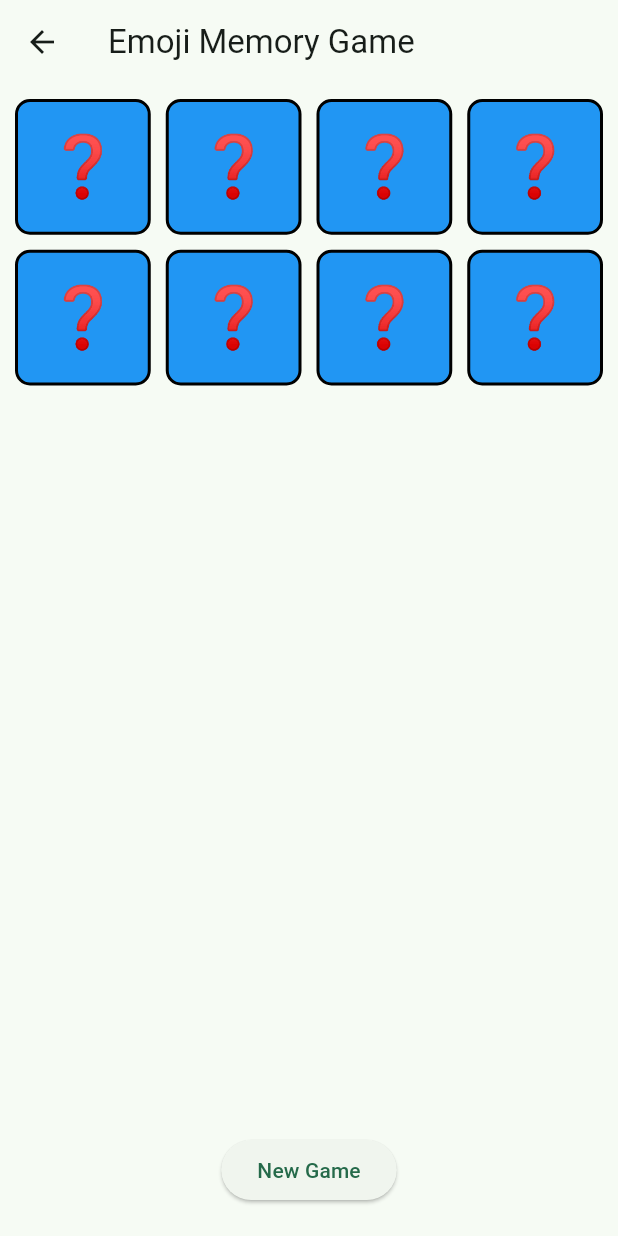
After one commit to leventarican/cookbook-flutter, a Flutter app: the screen it shows after launch, after a tap on "Memory Game", on a phone screen of 412 x 824 dp. The commit adds this screen. Run offline on Flutter 3.47's test engine with Material 3 defaults, Android fonts, the phone set to English and light mode, and no system bars; our stand-ins replace font_awesome_flutter.

Commit message:
feature memory game

```diff
--- a/refresh2025/lib/main.dart
+++ b/refresh2025/lib/main.dart
@@ -3,6 +3,7 @@ import 'package:flutter/material.dart';
 import 'weather_page.dart';
 import 'first_grade_math_page.dart';
 import 'game_page.dart';
+import 'memory_game_page.dart';
 import 'programminglang_page.dart';
 
 void main() {
@@ -70,6 +71,26 @@ class MainScreen extends StatelessWidget {
                 Navigator.push(
                   context,
                   MaterialPageRoute(
+                    builder: (context) => const MemoryGamePage(),
+                  ),
+                );
+              },
+              child: const Text(
+                'Memory Game',
+                style: TextStyle(fontWeight: FontWeight.bold),
+              ),
+            ),
+            ElevatedButton(
+              style: ElevatedButton.styleFrom(
+                minimumSize: Size(
+                  MediaQuery.of(context).size.width * 0.8,
+                  100,
+                ), // Double the size
+              ),
+              onPressed: () {
+                Navigator.push(
+                  context,
+                  MaterialPageRoute(
                     builder: (context) => const FirstGradeMathPage(),
                   ),
                 );
--- /dev/null
+++ b/refresh2025/lib/memory_game_page.dart
@@ -0,0 +1,158 @@
+import 'dart:math';
+import 'package:flutter/material.dart';
+
+class MemoryGamePage extends StatefulWidget {
+  const MemoryGamePage({super.key});
+
+  @override
+  MemoryGamePageState createState() => MemoryGamePageState();
+}
+
+class MemoryGamePageState extends State<MemoryGamePage> {
+  List<String> emojis = [
+    '🐶',
+    '🐱',
+    '🐭',
+    '🐹',
+    '🐰',
+    '🦊',
+    '🐻',
+    '🐼',
+    '🐨',
+    '🐯',
+    '🦁',
+    '🐮',
+    '🐷',
+    '🐸',
+    '🐵',
+    '🐔',
+  ];
+  List<String> gameEmojis = [];
+  List<bool> isFaceUp = [];
+  List<int> flippedCards = [];
+  int cardsCount = 4;
+  bool gameWon = false;
+
+  @override
+  void initState() {
+    super.initState();
+    _startGame();
+  }
+
+  void _startGame() {
+    setState(() {
+      gameWon = false;
+      isFaceUp.clear();
+      flippedCards.clear();
+      cardsCount = [4, 8, 16][Random().nextInt(3)];
+      gameEmojis = _generateGameEmojis(cardsCount);
+      isFaceUp = List.generate(cardsCount, (_) => false);
+    });
+  }
+
+  List<String> _generateGameEmojis(int count) {
+    List<String> selectedEmojis = [];
+    List<String> shuffledEmojis = List.from(emojis)..shuffle();
+    for (int i = 0; i < count / 2; i++) {
+      selectedEmojis.addAll([shuffledEmojis[i], shuffledEmojis[i]]);
+    }
+    selectedEmojis.shuffle();
+    return selectedEmojis;
+  }
+
+  void _flipCard(int index) {
+    if (flippedCards.length < 2 && !isFaceUp[index] && !gameWon) {
+      setState(() {
+        isFaceUp[index] = true;
+        flippedCards.add(index);
+        if (flippedCards.length == 2) {
+          _checkMatch();
+        }
+      });
+    }
+  }
+
+  void _checkMatch() {
+    Future.delayed(const Duration(milliseconds: 500), () {
+      setState(() {
+        int card1Index = flippedCards[0];
+        int card2Index = flippedCards[1];
+        if (gameEmojis[card1Index] == gameEmojis[card2Index]) {
+          // Match found
+          isFaceUp[card1Index] = true;
+          isFaceUp[card2Index] = true;
+          bool allMatched = isFaceUp.every((element) => element);
+          if (allMatched) {
+            gameWon = true;
+          }
+        } else {
+          // No match
+          isFaceUp[card1Index] = false;
+          isFaceUp[card2Index] = false;
+        }
+        flippedCards.clear();
+      });
+    });
+  }
+
+  int _getCrossAxisCount(int count) {
+    if (count == 4) return 2;
+    if (count == 8) return 4;
+    if (count == 16) return 4;
+    return 2;
+  }
+
+  @override
+  Widget build(BuildContext context) {
+    return Scaffold(
+      appBar: AppBar(title: const Text('Emoji Memory Game')),
+      body: Center(
+        child: Column(
+          mainAxisAlignment: MainAxisAlignment.center,
+          children: [
+            if (gameWon)
+              const Text(
+                'You Won!',
+                style: TextStyle(fontSize: 24, fontWeight: FontWeight.bold),
+              ),
+            Expanded(
+              child: GridView.builder(
+                padding: const EdgeInsets.all(10),
+                itemCount: cardsCount,
+                gridDelegate: SliverGridDelegateWithFixedCrossAxisCount(
+                  crossAxisCount: _getCrossAxisCount(cardsCount),
+                  crossAxisSpacing: 10,
+                  mainAxisSpacing: 10,
+                  childAspectRatio: 1,
+                ),
+                itemBuilder: (context, index) {
+                  return GestureDetector(
+                    onTap: () => _flipCard(index),
+                    child: Container(
+                      decoration: BoxDecoration(
+                        color: isFaceUp[index] ? Colors.white : Colors.blue,
+                        borderRadius: BorderRadius.circular(10),
+                        border: Border.all(color: Colors.black, width: 2),
+                      ),
+                      child: Center(
+                        child: Text(
+                          isFaceUp[index] ? gameEmojis[index] : '❓',
+                          style: const TextStyle(fontSize: 40),
+                        ),
+                      ),
+                    ),
+                  );
+                },
+              ),
+            ),
+            ElevatedButton(
+              onPressed: _startGame,
+              child: const Text('New Game'),
+            ),
+            const SizedBox(height: 20),
+          ],
+        ),
+      ),
+    );
+  }
+}
```
